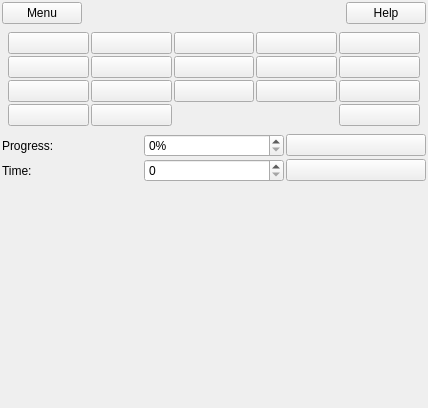
First picture: the form in leo/plugins/Cleo.ui, repository leo-editor/leo-editor, before the edit.
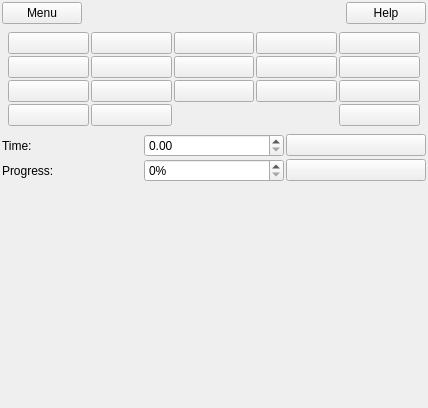
Second picture: the form after the edit. Icons and pictures are not drawn.

```diff
--- a/leo/plugins/Cleo.ui
+++ b/leo/plugins/Cleo.ui
@@ -428,7 +428,62 @@
    </item>
    <item>
     <layout class="QGridLayout" name="gridLayout_2" >
-     <item row="0" column="1" >
+     <item row="1" column="0" >
+      <widget class="QLabel" name="label_2" >
+       <property name="text" >
+        <string>Time:</string>
+       </property>
+      </widget>
+     </item>
+     <item row="2" column="0" >
+      <widget class="QLabel" name="label" >
+       <property name="text" >
+        <string>Progress:</string>
+       </property>
+      </widget>
+     </item>
+     <item row="1" column="1" >
+      <widget class="QDoubleSpinBox" name="spinTime" >
+       <property name="maximum" >
+        <double>100000.000000000000000</double>
+       </property>
+      </widget>
+     </item>
+     <item row="1" column="3" >
+      <widget class="QPushButton" name="butClrTime" >
+       <property name="text" >
+        <string/>
+       </property>
+       <property name="icon" >
+        <iconset>
+         <normaloff>../Icons/Tango/16x16/actions/edit-clear.png</normaloff>../Icons/Tango/16x16/actions/edit-clear.png</iconset>
+       </property>
+       <property name="iconSize" >
+        <size>
+         <width>16</width>
+         <height>16</height>
+        </size>
+       </property>
+      </widget>
+     </item>
+     <item row="2" column="3" >
+      <widget class="QPushButton" name="butClrProg" >
+       <property name="text" >
+        <string/>
+       </property>
+       <property name="icon" >
+        <iconset>
+         <normaloff>../Icons/Tango/16x16/actions/edit-clear.png</normaloff>../Icons/Tango/16x16/actions/edit-clear.png</iconset>
+       </property>
+       <property name="iconSize" >
+        <size>
+         <width>16</width>
+         <height>16</height>
+        </size>
+       </property>
+      </widget>
+     </item>
+     <item row="2" column="1" >
       <widget class="QSpinBox" name="spinProg" >
        <property name="buttonSymbols" >
         <enum>QAbstractSpinBox::UpDownArrows</enum>
@@ -450,64 +505,6 @@
        </property>
       </widget>
      </item>
-     <item row="0" column="2" >
-      <widget class="QPushButton" name="butClrProg" >
-       <property name="text" >
-        <string/>
-       </property>
-       <property name="icon" >
-        <iconset>
-         <normaloff>../Icons/Tango/16x16/actions/edit-clear.png</normaloff>../Icons/Tango/16x16/actions/edit-clear.png</iconset>
-       </property>
-       <property name="iconSize" >
-        <size>
-         <width>16</width>
-         <height>16</height>
-        </size>
-       </property>
-      </widget>
-     </item>
-     <item row="0" column="0" >
-      <widget class="QLabel" name="label" >
-       <property name="text" >
-        <string>Progress:</string>
-       </property>
-      </widget>
-     </item>
-     <item row="1" column="0" >
-      <widget class="QLabel" name="label_2" >
-       <property name="text" >
-        <string>Time:</string>
-       </property>
-      </widget>
-     </item>
-     <item row="1" column="1" >
-      <widget class="QSpinBox" name="spinTime" >
-       <property name="suffix" >
-        <string/>
-       </property>
-       <property name="maximum" >
-        <number>10000</number>
-       </property>
-      </widget>
-     </item>
-     <item row="1" column="2" >
-      <widget class="QPushButton" name="butClrTime" >
-       <property name="text" >
-        <string/>
-       </property>
-       <property name="icon" >
-        <iconset>
-         <normaloff>../Icons/Tango/16x16/actions/edit-clear.png</normaloff>../Icons/Tango/16x16/actions/edit-clear.png</iconset>
-       </property>
-       <property name="iconSize" >
-        <size>
-         <width>16</width>
-         <height>16</height>
-        </size>
-       </property>
-      </widget>
-     </item>
     </layout>
    </item>
    <item>
```
